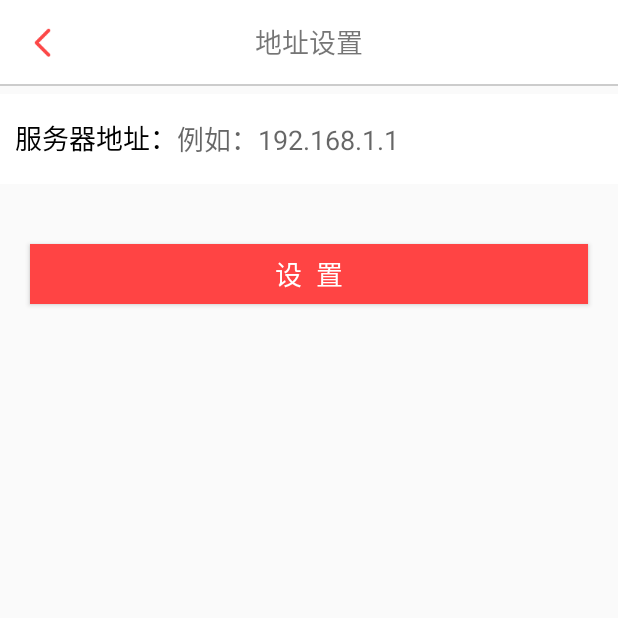
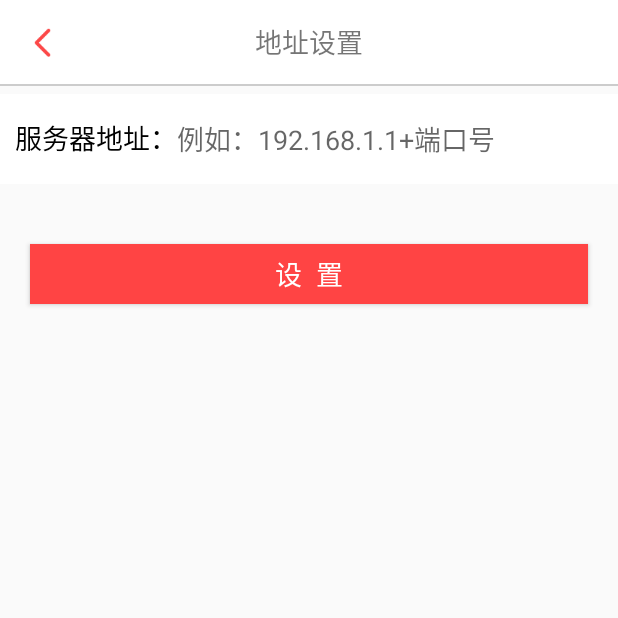
Before and after one commit to DavyJohn/MyScan, an Android app: the SettingActivity screen opened directly, with no data from a screen before it, on a phone screen of 412 x 824 dp, the top half of it. Run offline under Robolectric (Android 15) with nearby library versions, the phone set to English and light mode, and no system bars; our stand-ins replace ButterKnife.

Commit message:
默认ip地址

```diff
--- a/app/src/main/java/com/zzh/myscan/CommonScanActivity.java
+++ b/app/src/main/java/com/zzh/myscan/CommonScanActivity.java
@@ -184,8 +184,10 @@ public final class CommonScanActivity extends BaseActivity implements ScanListen
         tv_scan_result.setVisibility(View.VISIBLE);
         //获取数据地方
 //        tv_scan_result.setText("结果："+"http://"+Constant.ipUrl+"/yhqg/app/getCustomerByID"+"/"+rawResult.getText());
-        if (rawResult.getText().contains("http:")){
-            SharedPreferencesUtil.getInstance(CommonScanActivity.this).putString("code",rawResult.getText().substring(rawResult.getText().lastIndexOf("/"),rawResult.getText().length()));//钢瓶编号
+
+        if (rawResult.getText().contains("http:") ||rawResult.getText().contains("https:") ){
+            int  num = rawResult.getText().lastIndexOf("/")+1;
+            SharedPreferencesUtil.getInstance(CommonScanActivity.this).putString("code",rawResult.getText().substring(rawResult.getText().lastIndexOf("/")+1,rawResult.getText().length()));//钢瓶编号
             getData("http://"+Constant.ipUrl+"/yhqg/app/getCustomerByID"+rawResult.getText().substring(rawResult.getText().lastIndexOf("/"),rawResult.getText().length()));
         }else {
             SharedPreferencesUtil.getInstance(CommonScanActivity.this).putString("code",rawResult.getText());//钢瓶编号
--- a/app/src/main/java/com/zzh/myscan/utils/Constant.java
+++ b/app/src/main/java/com/zzh/myscan/utils/Constant.java
@@ -45,6 +45,6 @@ public class Constant {
      * 瓶子是否为置换
      * */
     public static Boolean isZH = false;
-    public static String ipUrl = "192.168.6.66:8080";//内网
-//    public static String ipUrl = "192.168.1.200";
+//    public static String ipUrl = "192.168.6.66:8080";//内网 自己用的
+    public static String ipUrl = "192.168.1.200:8080";
 }
--- a/app/src/main/res/layout/setting_main_layout.xml
+++ b/app/src/main/res/layout/setting_main_layout.xml
@@ -38,7 +38,7 @@
                 android:layout_width="match_parent"
                 android:layout_height="match_parent"
                 android:id="@+id/url"
-                android:hint="例如：192.168.1.1"
+                android:hint="例如：192.168.1.1+端口号"
                 android:background="@null"/>
     </LinearLayout>
     <Button
```
Also changed, not shown: app/src/main/java/com/zzh/myscan/BaseApplication.java (+3 -4 lines).
